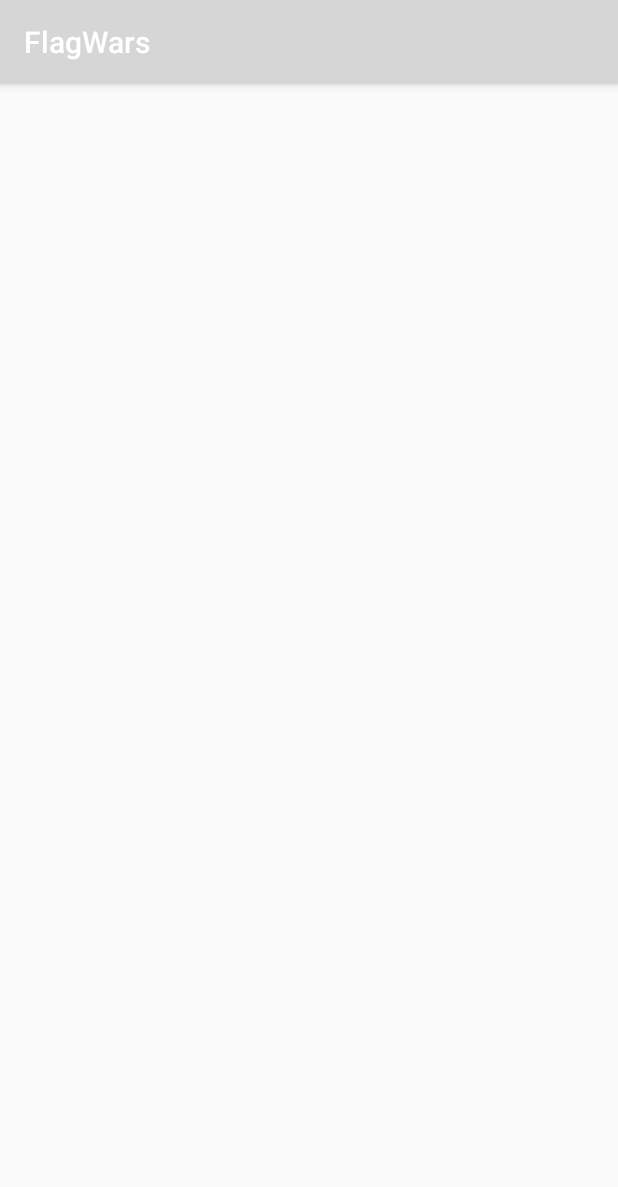
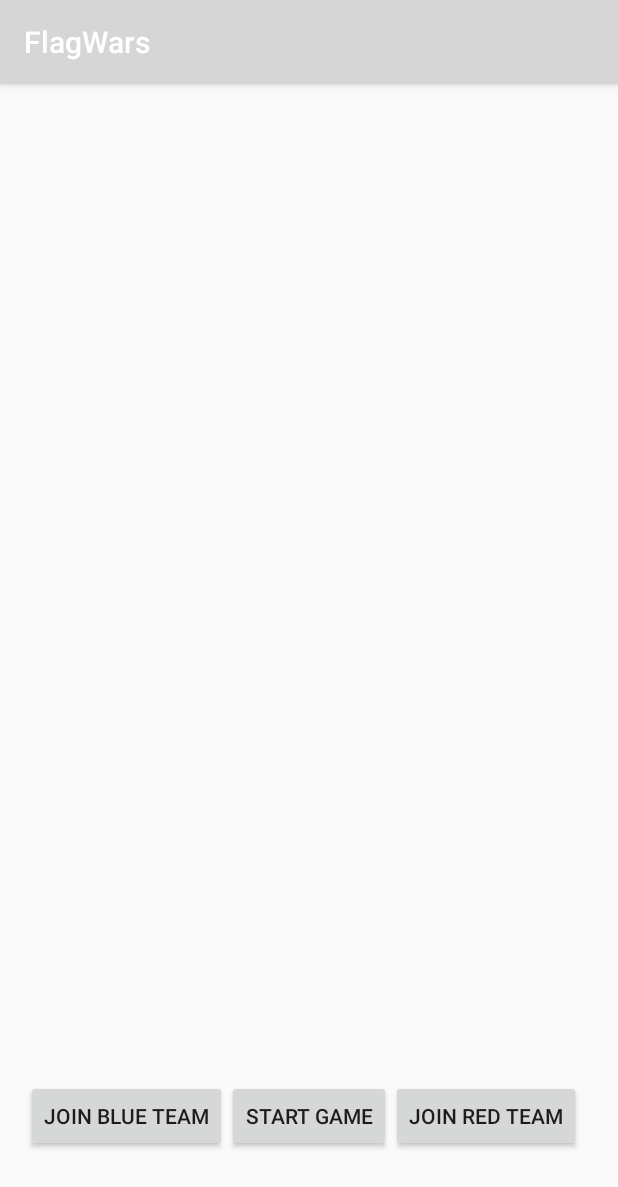
Before and after one commit to shock2k5/FlagWars, an Android app: the Lobby screen opened directly, with no data from a screen before it, on a phone screen of 412 x 824 dp. Shown: the top 1187 px of the screen. Run offline under Robolectric (Android 15) with nearby library versions, the phone set to English and light mode, and no system bars; 2 statements that could not run were skipped.

Commit message:
Kevin-callin it a night
Added adapters to the lists in Lobby. Did some xml views

```diff
--- a/app/src/main/java/com/example/kevin/flagwars/CreateGameActivity.java
+++ b/app/src/main/java/com/example/kevin/flagwars/CreateGameActivity.java
@@ -38,7 +38,8 @@ public class CreateGameActivity extends AppCompatActivity {
             public void onClick(View v) {
                 selectedTeam = (RadioButton) findViewById(team.getCheckedRadioButtonId());
                 Intent intent = new Intent(CreateGameActivity.this, Lobby.class);
-                intent.putExtra("gamename", "red");
+
+                intent.putExtra("gamename", gameName.getText().toString());
                 intent.putExtra("teamName", selectedTeam.getText().toString());
                 startActivity(intent);
             }
--- a/app/src/main/java/com/example/kevin/flagwars/Lobby.java
+++ b/app/src/main/java/com/example/kevin/flagwars/Lobby.java
@@ -1,15 +1,48 @@
 package com.example.kevin.flagwars;
 
+import android.content.Intent;
+import android.support.v4.widget.ListViewAutoScrollHelper;
+import android.support.v4.widget.TextViewCompat;
 import android.support.v7.app.AppCompatActivity;
 import android.os.Bundle;
+import android.widget.ArrayAdapter;
+import android.widget.ListView;
+import android.widget.TextView;
+
+import java.util.ArrayList;
 
 public class Lobby extends AppCompatActivity {
+    ArrayList<String> redTeam, blueTeam;
+    TextView gameName;
+    ArrayAdapter<String> redAdapter, blueAdapter;
+    ListView redRoster, blueRoster;
 
     @Override
     protected void onCreate(Bundle savedInstanceState) {
         super.onCreate(savedInstanceState);
         setContentView(R.layout.activity_lobby);
 
+        gameName = (TextView) findViewById(R.id.LobbyGameName);
+        redTeam = new ArrayList<String>();
+        blueTeam = new ArrayList<String>();
+        redRoster = (ListView) findViewById(R.id.redRosterList);
+        blueRoster = (ListView) findViewById(R.id.blueRosterList);
+        redAdapter = new ArrayAdapter<String>(this, android.R.layout.simple_list_item_1, redTeam);
+        blueAdapter = new ArrayAdapter<String>(this, android.R.layout.simple_list_item_1, blueTeam);
+        redRoster.setAdapter(redAdapter);
+        blueRoster.setAdapter(blueAdapter);
+
+        Intent previousIntent = getIntent();
+        gameName.setText(previousIntent.getStringExtra("gamename"));
+
+        //Put current player on the right team
+        if(previousIntent.getStringExtra("teamname").equals("Red Team")){
+            //TODO Add current player to the Red Team
+            redTeam.add("Player");
+        } else if(previousIntent.getStringExtra("teamname").equals("Blue Team")){
+            //TODO Add current player to the Blue Team
+            blueTeam.add("Player");
+        }
 
     }
 }
--- a/app/src/main/res/layout/activity_lobby.xml
+++ b/app/src/main/res/layout/activity_lobby.xml
@@ -9,4 +9,58 @@
     android:paddingTop="@dimen/activity_vertical_margin"
     tools:context="com.example.kevin.flagwars.Lobby">
 
+    <Button
+        android:layout_width="wrap_content"
+        android:layout_height="wrap_content"
+        android:text="Start Game"
+        android:id="@+id/button"
+        android:layout_gravity="center_horizontal"
+        android:layout_marginBottom="40dp"
+        android:layout_alignParentBottom="true"
+        android:layout_centerHorizontal="true" />
+
+    <ListView
+        android:layout_width="wrap_content"
+        android:layout_height="wrap_content"
+        android:id="@+id/redRosterList"
+        android:layout_alignParentEnd="true"
+        android:layout_toEndOf="@+id/blueRosterList"
+        android:layout_above="@+id/button"
+        android:layout_below="@+id/LobbyGameName"
+        android:choiceMode="none" />
+
+    <ListView
+        android:layout_width="wrap_content"
+        android:layout_height="wrap_content"
+        android:id="@+id/blueRosterList"
+        android:layout_alignParentStart="true"
+        android:layout_alignBottom="@+id/redRosterList"
+        android:layout_toStartOf="@+id/LobbyGameName"
+        android:layout_below="@+id/LobbyGameName"
+        android:choiceMode="none" />
+
+    <TextView
+        android:layout_width="wrap_content"
+        android:layout_height="wrap_content"
+        android:textAppearance="?android:attr/textAppearanceLarge"
+        android:id="@+id/LobbyGameName"
+        android:layout_alignParentTop="true"
+        android:layout_centerHorizontal="true" />
+
+    <Button
+        android:layout_width="wrap_content"
+        android:layout_height="wrap_content"
+        android:text="Join Red Team"
+        android:id="@+id/btnJoinRed"
+        android:layout_alignTop="@+id/button"
+        android:layout_toEndOf="@+id/button" />
+
+    <Button
+        android:layout_width="wrap_content"
+        android:layout_height="wrap_content"
+        android:text="Join Blue Team"
+        android:id="@+id/btnJoinBlue"
+        android:layout_alignTop="@+id/button"
+        android:layout_toStartOf="@+id/button" />
+
 </RelativeLayout>
```
